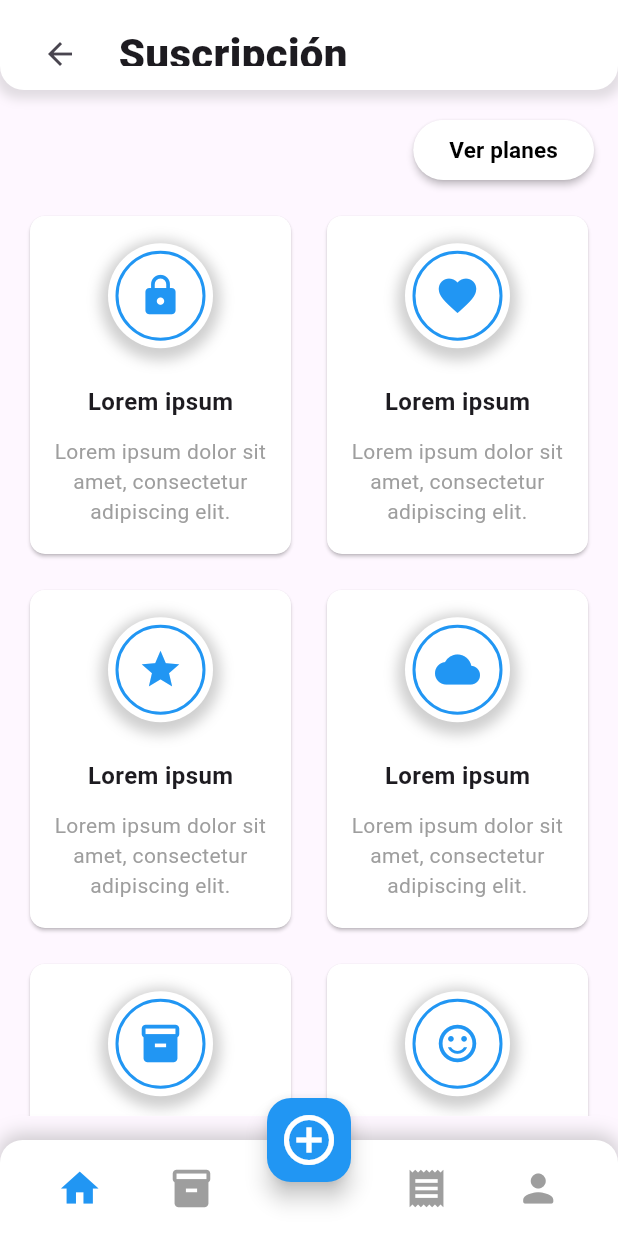
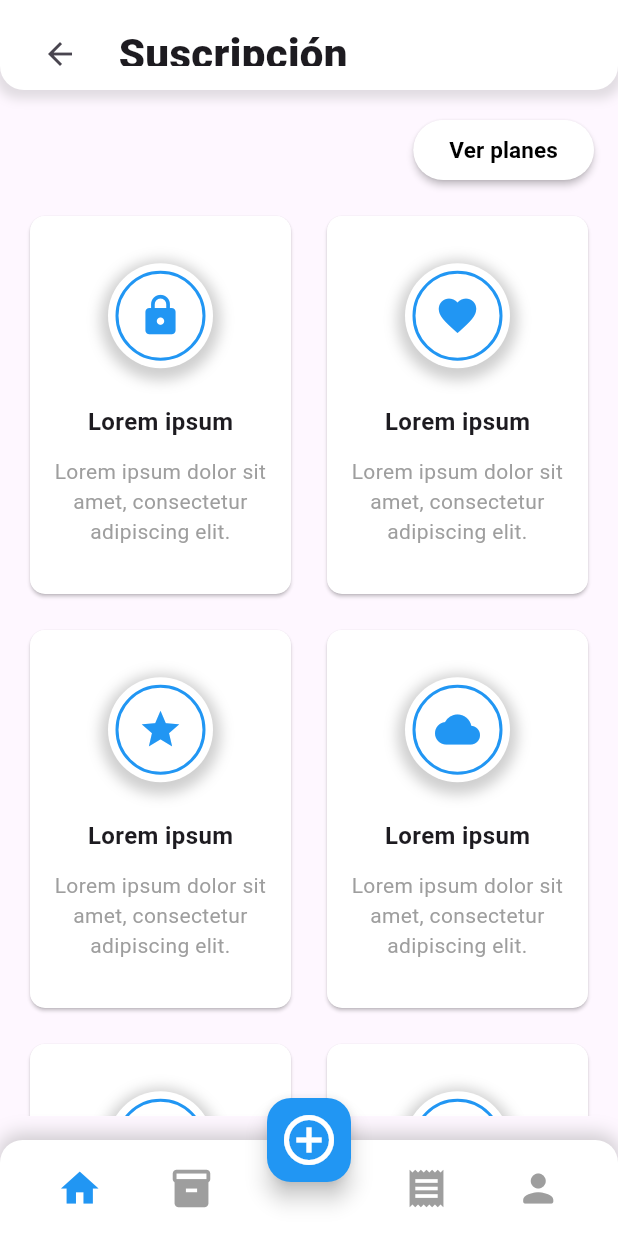
Before and after one commit to Jhosep2022/frontend_inventary_mobile, a Flutter app: the HomePage screen opened directly, item 4 of the bottom bar chosen, after a tap on "Subscripción", on a phone screen of 412 x 824 dp. Run offline on Flutter 3.47's test engine with Material 3 defaults, Android fonts, the phone set to English and light mode, and no system bars; our stand-ins replace fl_chart.

Commit message:
fix: arreglos en los botones por desbordamiento

```diff
--- a/lib/components/headerComponent.dart
+++ b/lib/components/headerComponent.dart
@@ -1,4 +1,5 @@
 import 'package:flutter/material.dart';
+import 'package:frontend_inventary_mobile/views/loginPage.dart';
 
 class HeaderComponent extends StatelessWidget {
   const HeaderComponent({super.key});
@@ -25,10 +26,18 @@ class HeaderComponent extends StatelessWidget {
       child: Row(
         mainAxisAlignment: MainAxisAlignment.spaceBetween,
         children: [
-          Image.asset(
-            'assets/Logo.png',
-            height: 40,
-          ),
+            GestureDetector(
+            onTap: () {
+              Navigator.push(
+              context,
+              MaterialPageRoute(builder: (context) => LoginPage()),
+              );
+            },
+            child: Image.asset(
+              'assets/Logo.png',
+              height: 40,
+            ),
+            ),
           IconButton(
             onPressed: (){},
             icon: const Icon(
--- a/lib/views/homePage.dart
+++ b/lib/views/homePage.dart
@@ -39,8 +39,9 @@ class HomePage extends StatelessWidget {
                     ),
                   ),
                   const SizedBox(height: 16),
-                  Row(
-                    mainAxisAlignment: MainAxisAlignment.spaceBetween,
+                  SingleChildScrollView(
+                    scrollDirection: Axis.horizontal,
+                    child: Row(
                       children: [
                         ElevatedButton(
                           onPressed: () {},
@@ -60,6 +61,7 @@ class HomePage extends StatelessWidget {
                             ),
                           ),
                         ),
+                        const SizedBox(width: 8), // Añadir un espacio entre los botones
                         ElevatedButton(
                           onPressed: () {},
                           style: ElevatedButton.styleFrom(
@@ -79,6 +81,7 @@ class HomePage extends StatelessWidget {
                           ),
                         ),
                       ],
+                    ),
                   ),
                 ],
               ),
@@ -101,7 +104,7 @@ class HomePage extends StatelessWidget {
                   ),
                 ],
               ),
-              constraints: BoxConstraints(minHeight: MediaQuery.of(context).size.height),
+              // constraints: BoxConstraints(minHeight: MediaQuery.of(context).size.height),
               child: Column(
                 children: [
                   const Row(
--- a/lib/views/movementsPage.dart
+++ b/lib/views/movementsPage.dart
@@ -75,10 +75,10 @@ class MovementsPage extends StatelessWidget {
                         fontWeight: FontWeight.bold,
                       ),
                     ),
-                    const SizedBox(width: 18),
+
                     IconButton(
                       icon: Icon(Icons.arrow_drop_down_circle_outlined,
-                          color: Colors.blue, size: 30),
+                          color: Colors.blue, size: 25),
                       onPressed: () {
                         context
                             .read<MovementsState>()
@@ -107,7 +107,7 @@ class MovementsPage extends StatelessWidget {
               ],
             ),
           ),
-          const SizedBox(width: 16),
+
           ElevatedButton(
             onPressed: () {
               // Acción al presionar el botón de aplicar filtro
--- a/lib/views/subscriptionPage.dart
+++ b/lib/views/subscriptionPage.dart
@@ -46,7 +46,7 @@ class SubscriptionPage extends StatelessWidget {
                 crossAxisCount: 2,
                 crossAxisSpacing: 16.0,
                 mainAxisSpacing: 16.0,
-                childAspectRatio: 0.78,
+                childAspectRatio: 0.70,
                 children: const [
                   SubscriptionCard(
                     icon: Icons.lock,
```
Also changed, not shown: flutter_01.png (deleted). Lines whose indentation alone changed are shown as unchanged.
